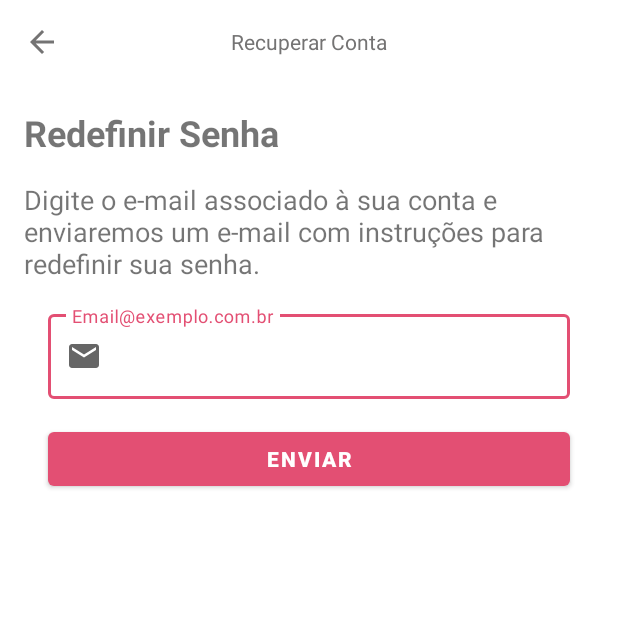
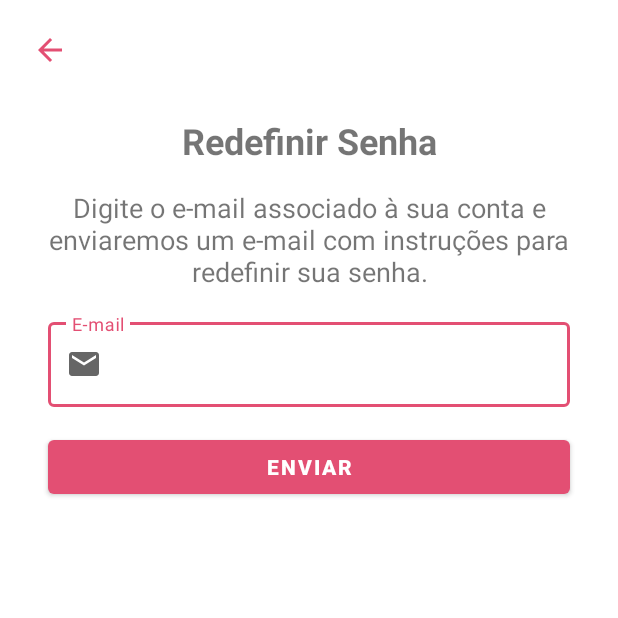
Before and after one commit to Andersons1lva/Schedule-Cake, an Android app: the RecoveryAccountActivity screen opened directly, with no data from a screen before it, on a phone screen of 412 x 824 dp, the top half of it. Run offline under Robolectric (Android 15) with nearby library versions, the phone set to English and light mode, and no system bars; our stand-ins replace Firebase (no records; nobody signed in at launch, a user with empty details on screens opened directly).

Commit message:
Alter Class FirebaseHelper.kt and Create Bottom back layout RecoveryAccountActivity.kt.

```diff
--- a/app/build.gradle
+++ b/app/build.gradle
@@ -49,6 +49,7 @@ dependencies {
     implementation 'com.google.android.gms:play-services-auth:20.3.0'
     implementation 'androidx.navigation:navigation-fragment-ktx:2.5.2'
     implementation 'androidx.navigation:navigation-ui-ktx:2.5.2'
+    implementation 'androidx.preference:preference:1.2.0'
 
 
     testImplementation 'junit:junit:4.13.2'
--- a/app/src/main/java/com/anderson/schedulecake/auth/RecoveryAccountActivity.kt
+++ b/app/src/main/java/com/anderson/schedulecake/auth/RecoveryAccountActivity.kt
@@ -1,12 +1,88 @@
 package com.anderson.schedulecake.auth
 
+import android.content.Intent
+import android.os.Bundle
+import android.widget.Toast
 import androidx.appcompat.app.AppCompatActivity
-import android.os.Bundle
-import com.anderson.schedulecake.R
+import com.anderson.schedulecake.databinding.ActivityRecoveryAccountBinding
+import com.google.firebase.auth.FirebaseAuth
+import com.google.firebase.auth.ktx.auth
+import com.google.firebase.ktx.Firebase
+
 
 class RecoveryAccountActivity : AppCompatActivity() {
+
+    private lateinit var binding: ActivityRecoveryAccountBinding
+    private lateinit var auth: FirebaseAuth
+
     override fun onCreate(savedInstanceState: Bundle?) {
         super.onCreate(savedInstanceState)
-        setContentView(R.layout.activity_recovery_account)
+        binding = ActivityRecoveryAccountBinding.inflate(layoutInflater)
+        setContentView(binding.root)
+
+
+        // Initialize Firebase Auth
+        auth = Firebase.auth
+
+        initClicks()
+    }
+
+    private fun initClicks() {
+        //botão de Login recebendo o metodo de validação
+        binding.btnRecoveryAccount.setOnClickListener { validateData() }
+
+        //botão de voltar
+        binding.btnback.setOnClickListener {
+            //faz voltar sem criar novamente a activity de login
+            val back = Intent(this@RecoveryAccountActivity, LoginActivity::class.java)
+            back.flags = Intent.FLAG_ACTIVITY_NO_HISTORY
+            startActivity(back)
+        }
+    }
+
+    //Função valida dados Confere os se os campos foram preenchidos
+    private fun validateData() {
+
+        val email = binding.edtEmailRecoveryAccount.text.toString().trim()
+
+        // verificação se foi digitado algo no campo
+        if (email.isNotEmpty()) {
+            // após o progressBar chamar função registerUser
+            recoverAccountUser(email)
+        } else {
+            Toast.makeText(applicationContext, "Informe seu E-mail", Toast.LENGTH_SHORT).show()
+        }
+    }
+
+    //função responsavel por recuperar a conta
+    private fun recoverAccountUser(email: String) {
+        //auth.sendPasswordResetEmail quando chamado enviar um email para reset da senha ao email informado
+        Firebase.auth.sendPasswordResetEmail(email)
+            .addOnCompleteListener(this) { task ->
+                if (task.isSuccessful) {
+                    Toast.makeText(
+                        applicationContext,
+                        "Link enviado ao seu E-mail Informado!",
+                        Toast.LENGTH_SHORT
+                    ).show()
+                    //se não mostre a progressbar
+                } else {
+                    //retorna a mensagem de erro
+                    Toast.makeText(
+                        applicationContext,
+                        "Erro ao enviar E-mail, verifique sua conexão",
+                        Toast.LENGTH_SHORT
+                    ).show()
+
+                }
+
+            }
+        /*Firebase.auth.sendPasswordResetEmail(email)
+            .addOnCompleteListener { task ->
+                if (task.isSuccessful) {
+                    Log.d(TAG, "Email sent.")
+                }
+            }*/
+
     }
 }
--- /dev/null
+++ b/app/src/main/java/com/anderson/schedulecake/helper/Extensions.kt
@@ -0,0 +1 @@
+package com.anderson.schedulecake.helper
--- a/app/src/main/java/com/anderson/schedulecake/helper/FirebaseHelper.kt
+++ b/app/src/main/java/com/anderson/schedulecake/helper/FirebaseHelper.kt
@@ -20,7 +20,7 @@ class FirebaseHelper {
         fun isAutnticated() = getAuth().currentUser != null
 
         //pegar os erros que vem do firebase em ingles e jogar em português
-       /* fun validError(error: String): Int {
+       fun validError(error: String): Int {
             return when {
                 //error quando não e um email cadastrado
                 error.contains("There is no user record corresponding to this identifier") -> {
@@ -48,6 +48,6 @@ class FirebaseHelper {
                     R.string.error_generic
                 }
             }
-        }*/
+        }
     }
 }
--- a/app/src/main/res/layout/activity_recovery_account.xml
+++ b/app/src/main/res/layout/activity_recovery_account.xml
@@ -6,39 +6,18 @@
     xmlns:app="http://schemas.android.com/apk/res-auto"
     tools:context=".auth.RecoveryAccountActivity">
 
-    <androidx.constraintlayout.widget.ConstraintLayout
-        android:id="@+id/constraintLayout"
-        android:layout_width="match_parent"
+    <ImageButton
+        android:id="@+id/btnback"
+        android:layout_width="wrap_content"
         android:layout_height="wrap_content"
-        app:layout_constraintEnd_toEndOf="parent"
+        android:padding="16dp"
+        android:layout_margin="5dp"
+        android:src="@drawable/ic_back"
         app:layout_constraintStart_toStartOf="parent"
-        app:layout_constraintTop_toTopOf="parent">
-
-        <com.google.android.material.appbar.AppBarLayout
-            android:id="@+id/appBarLayout"
-            android:layout_width="match_parent"
-            android:layout_height="wrap_content"
-            app:layout_constraintEnd_toEndOf="parent"
-            app:layout_constraintStart_toStartOf="parent"
-            app:layout_constraintTop_toTopOf="parent">
-
-            <androidx.appcompat.widget.Toolbar
-                android:id="@+id/toolbar"
-                android:layout_width="match_parent"
-                android:layout_height="wrap_content"
-                android:background="@color/white"
-                app:navigationIcon="@drawable/ic_back">
-
-                <TextView
-                    android:layout_width="wrap_content"
-                    android:layout_height="wrap_content"
-                    android:layout_gravity="center_horizontal"
-                    android:text="@string/text_toolbar_recover_account"
-                    android:textColor="@color/text_recovery_account" />
-
-            </androidx.appcompat.widget.Toolbar>
-        </com.google.android.material.appbar.AppBarLayout>
-    </androidx.constraintlayout.widget.ConstraintLayout>
+        android:background="@android:color/transparent"
+        app:layout_constraintTop_toTopOf="parent"
+        android:contentDescription="Botão voltar"
+        app:tint="@color/purple_500" />
 
     <TextView
         android:id="@+id/textRedefinirSenha"
@@ -47,13 +26,14 @@
         android:layout_marginStart="16dp"
         android:layout_marginTop="16dp"
         android:layout_marginEnd="16dp"
+        android:gravity="center_horizontal"
         android:text="Redefinir Senha"
         android:textSize="24sp"
         android:textStyle="bold"
         app:layout_constraintEnd_toEndOf="parent"
         app:layout_constraintHorizontal_bias="0.0"
         app:layout_constraintStart_toStartOf="parent"
-        app:layout_constraintTop_toBottomOf="@+id/constraintLayout" />
+        app:layout_constraintTop_toBottomOf="@+id/btnback" />
 
     <TextView
         android:id="@+id/textDescripition"
@@ -62,6 +42,7 @@
         android:layout_marginStart="16dp"
         android:layout_marginTop="16dp"
         android:layout_marginEnd="16dp"
+        android:gravity="center_horizontal"
         android:text="Digite o e-mail associado à sua conta e enviaremos um e-mail com instruções para redefinir sua senha."
         android:textSize="18sp"
         app:layout_constraintEnd_toEndOf="@+id/textRedefinirSenha"
```
Also changed, not shown: app/src/main/java/com/anderson/schedulecake/MainActivity.kt (+15 -0 lines), app/src/main/res/navigation/nav_graph.xml (+1 -24 lines), app/src/main/res/values/arrays.xml (added, +12 -0 lines), app/src/main/res/values/strings.xml (+22 -11 lines).
